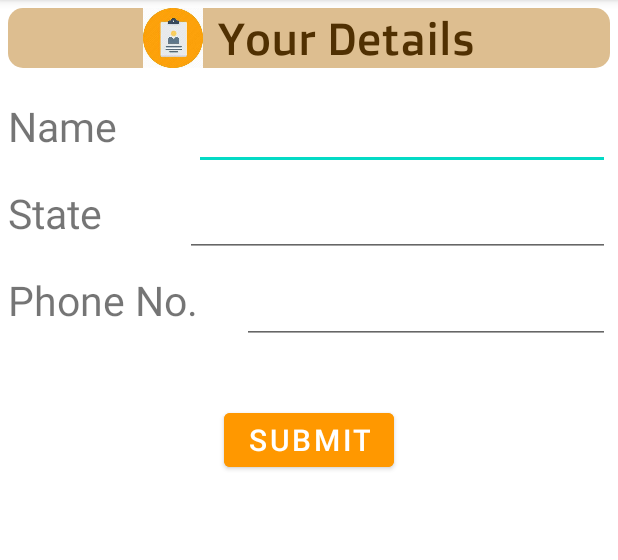
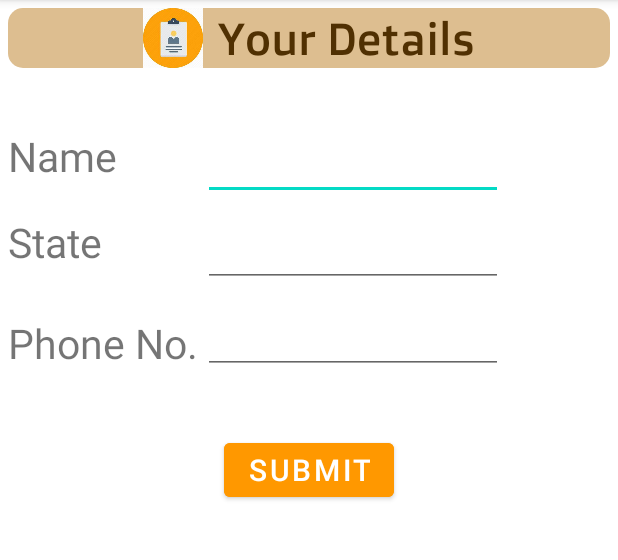
Before and after one commit to tiwari-aditi/CQuant, an Android app: the NGOs screen opened directly, with no data from a screen before it, on a phone screen of 412 x 824 dp, the part 84-644 px from its top. Run offline under Robolectric (Android 15) with nearby library versions, the phone set to English and light mode, and no system bars.

Commit message:
Update activity_ngos.xml

```diff
--- a/app/src/main/res/layout/activity_ngos.xml
+++ b/app/src/main/res/layout/activity_ngos.xml
@@ -6,16 +6,13 @@
     android:background="@color/white"
     xmlns:app="http://schemas.android.com/apk/res-auto">
         <LinearLayout
-        android:layout_width="match_parent"
-        android:layout_height="wrap_content"
-        android:orientation="vertical"
-        app:layout_constraintTop_toTopOf="parent"
-        app:layout_constraintStart_toStartOf="parent"
-        app:layout_constraintEnd_toEndOf="parent">
-        <LinearLayout
             android:id="@+id/headingLayout"
             android:layout_width="match_parent"
             android:layout_height="wrap_content"
+            app:layout_constraintStart_toStartOf="parent"
+            app:layout_constraintEnd_toEndOf="parent"
+            app:layout_constraintTop_toTopOf="parent"
+            app:layout_constraintBottom_toTopOf="@+id/containerLinearLayout"
             android:background="@drawable/details_heading_bg"
             android:layout_marginBottom="10dp"
             android:layout_marginLeft="5dp"
@@ -40,11 +37,20 @@
                 android:textSize="30sp" />
         </LinearLayout>
         <LinearLayout
-            android:id="@+id/nameLayout"
-            android:layout_width="match_parent"
+            android:id="@+id/containerLinearLayout"
+            android:layout_width="0dp"
             android:layout_height="wrap_content"
+            app:layout_constraintStart_toStartOf="parent"
+            app:layout_constraintEnd_toEndOf="parent"
             android:orientation="horizontal"
-            android:weightSum="2.5"
+            app:layout_constraintTop_toBottomOf="@+id/headingLayout"
+            android:layout_marginTop="30dp"
+            android:weightSum="2">
+            <LinearLayout
+                android:layout_width="0dp"
+                android:layout_height="wrap_content"
+                android:orientation="vertical"
+                android:layout_weight="0.66"
                 >
                 <TextView
                     android:layout_width="wrap_content"
@@ -52,7 +58,33 @@
                     android:textSize="27sp"
                     android:text="Name"
                     android:layout_weight="1"
-                android:layout_marginLeft="5dp"/>
+                    android:layout_marginLeft="5dp"
+                    android:layout_marginTop="10dp"/>
+                <TextView
+                    android:layout_width="wrap_content"
+                    android:layout_height="wrap_content"
+                    android:textSize="27sp"
+                    android:text="State"
+                    android:layout_weight="1"
+                    android:layout_marginLeft="5dp"
+                    android:layout_marginTop="20dp"/>
+                <TextView
+                    android:layout_width="wrap_content"
+                    android:layout_height="wrap_content"
+                    android:textSize="27sp"
+                    android:text="Phone No."
+                    android:layout_weight="1"
+                    android:layout_marginLeft="5dp"
+                    android:layout_marginTop="30dp"/>
+            </LinearLayout>
+            <LinearLayout
+                android:layout_width="0dp"
+                android:layout_height="wrap_content"
+                android:orientation="vertical"
+                android:layout_weight="1"
+                android:layout_gravity="right"
+
+                >
                 <EditText
                     android:layout_width="200dp"
                     android:layout_height="wrap_content"
@@ -61,21 +93,14 @@
                     android:layout_marginRight="5dp"
                     android:inputType="text"/>
 
-        </LinearLayout>
-        <LinearLayout
-            android:id="@+id/cityLayout"
-            android:layout_width="match_parent"
+                <EditText
+                    android:layout_width="200dp"
                     android:layout_height="wrap_content"
-            android:orientation="horizontal"
-            android:weightSum="2.5"
-            >
-            <TextView
-                android:layout_width="wrap_content"
-                android:layout_height="wrap_content"
-                android:textSize="27sp"
-                android:text="State"
-                android:layout_weight="1"
-                android:layout_marginLeft="5dp"/>
+                    android:layout_marginRight="5dp"
+                    android:layout_weight="1.5"
+                    android:inputType="text"
+                    android:textSize="27sp" />
+
                 <EditText
                     android:layout_width="200dp"
                     android:layout_height="wrap_content"
@@ -83,38 +108,18 @@
                     android:layout_weight="1.5"
                     android:layout_marginRight="5dp"
                     android:inputType="text"/>
-
             </LinearLayout>
-        <LinearLayout
-            android:id="@+id/phoneLayout"
-            android:layout_width="match_parent"
-            android:layout_height="wrap_content"
-            android:orientation="horizontal"
-            android:weightSum="2.5"
-            >
-            <TextView
+        </LinearLayout>
+    <Button
+        android:id="@+id/submitButton"
         android:layout_width="wrap_content"
         android:layout_height="wrap_content"
-                android:textSize="27sp"
-                android:text="Phone No."
-                android:layout_weight="1"
-                android:layout_marginLeft="5dp"/>
-            <EditText
-                android:layout_width="200dp"
-                android:layout_height="wrap_content"
-                android:textSize="27sp"
-                android:layout_weight="1.5"
-                android:layout_marginRight="5dp"/>
-
-        </LinearLayout>
-        <Button
-            android:layout_width="wrap_content"
-            android:layout_height="wrap_content"
+        app:layout_constraintTop_toBottomOf="@id/containerLinearLayout"
+        app:layout_constraintStart_toStartOf="parent"
+        app:layout_constraintEnd_toEndOf="parent"
         android:layout_gravity="center"
         android:layout_marginTop="40dp"
         android:text="Submit"
         android:textSize="20sp"
         android:backgroundTint="#FF9800"/>
-
-    </LinearLayout>
 </androidx.constraintlayout.widget.ConstraintLayout>
```
Lines whose indentation alone changed are shown as unchanged.
